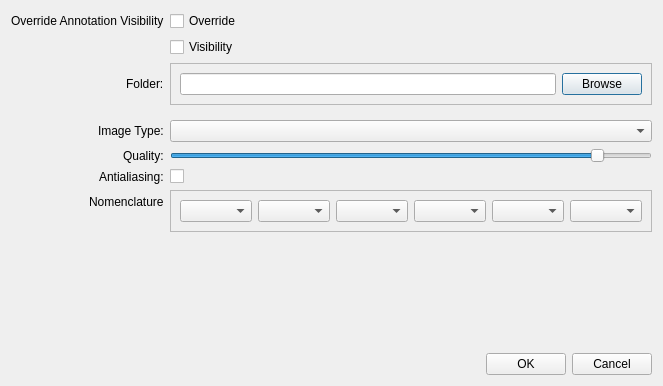
Above: qt_ui/DialogScreenshotExport.ui from FilmColors/VIAN before the change. Below: the same form after it.
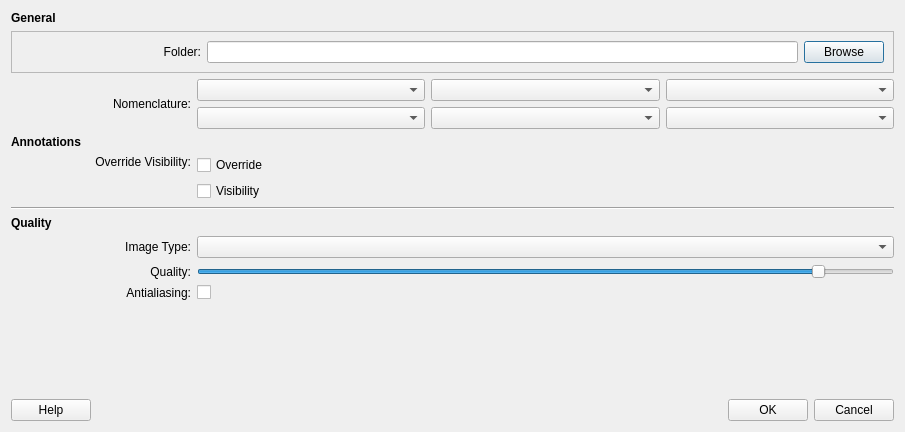
That is the form after the change.

Commit message: Dialogs Layout and Help Button

What changed in the file:
```diff
--- a/qt_ui/DialogScreenshotExport.ui
+++ b/qt_ui/DialogScreenshotExport.ui
@@ -6,8 +6,8 @@
    <rect>
     <x>0</x>
     <y>0</y>
-    <width>628</width>
-    <height>386</height>
+    <width>905</width>
+    <height>432</height>
    </rect>
   </property>
   <property name="windowTitle">
@@ -15,52 +15,15 @@
   </property>
   <layout class="QVBoxLayout" name="verticalLayout">
    <item>
-    <layout class="QFormLayout" name="formLayout">
-     <property name="labelAlignment">
-      <set>Qt::AlignRight|Qt::AlignTrailing|Qt::AlignVCenter</set>
-     </property>
-     <item row="0" column="0">
-      <widget class="QLabel" name="overrideAnnotationVisibilityLabel">
-       <property name="text">
-        <string>Override Annotation Visibility</string>
-       </property>
-      </widget>
-     </item>
-     <item row="0" column="1">
-      <widget class="QCheckBox" name="checkBox_OverrideV">
-       <property name="text">
-        <string>Override</string>
-       </property>
-      </widget>
-     </item>
-     <item row="1" column="0">
+    <layout class="QVBoxLayout" name="verticalLayout_2">
+     <item>
       <widget class="QLabel" name="label">
        <property name="text">
-        <string/>
+        <string>&lt;b&gt;General</string>
        </property>
       </widget>
      </item>
-     <item row="1" column="1">
-      <widget class="QCheckBox" name="checkBox_Visibility">
-       <property name="text">
-        <string>Visibility</string>
-       </property>
-      </widget>
-     </item>
-     <item row="2" column="0">
-      <widget class="QLabel" name="label_2">
-       <property name="sizePolicy">
-        <sizepolicy hsizetype="Preferred" vsizetype="Expanding">
-         <horstretch>0</horstretch>
-         <verstretch>0</verstretch>
-        </sizepolicy>
-       </property>
-       <property name="text">
-        <string>Folder:</string>
-       </property>
-      </widget>
-     </item>
-     <item row="2" column="1">
+     <item>
       <widget class="QFrame" name="frame">
        <property name="frameShape">
         <enum>QFrame::StyledPanel</enum>
@@ -70,7 +33,36 @@
        </property>
        <layout class="QHBoxLayout" name="horizontalLayout_2">
         <item>
-         <widget class="QLineEdit" name="lineEdit_Folder"/>
+         <widget class="QLabel" name="label_2">
+          <property name="sizePolicy">
+           <sizepolicy hsizetype="Preferred" vsizetype="Fixed">
+            <horstretch>0</horstretch>
+            <verstretch>0</verstretch>
+           </sizepolicy>
+          </property>
+          <property name="minimumSize">
+           <size>
+            <width>180</width>
+            <height>0</height>
+           </size>
+          </property>
+          <property name="text">
+           <string>Folder:</string>
+          </property>
+          <property name="alignment">
+           <set>Qt::AlignRight|Qt::AlignTrailing|Qt::AlignVCenter</set>
+          </property>
+         </widget>
+        </item>
+        <item>
+         <widget class="QLineEdit" name="lineEdit_Folder">
+          <property name="sizePolicy">
+           <sizepolicy hsizetype="Expanding" vsizetype="Fixed">
+            <horstretch>0</horstretch>
+            <verstretch>0</verstretch>
+           </sizepolicy>
+          </property>
+         </widget>
         </item>
         <item>
          <widget class="QPushButton" name="btn_Browse">
@@ -82,93 +74,270 @@
        </layout>
       </widget>
      </item>
-     <item row="3" column="0">
+     <item>
+      <layout class="QHBoxLayout" name="horizontalLayout_8">
+       <item>
+        <widget class="QLabel" name="label_3">
+         <property name="minimumSize">
+          <size>
+           <width>180</width>
+           <height>0</height>
+          </size>
+         </property>
+         <property name="text">
+          <string>Nomenclature:</string>
+         </property>
+         <property name="alignment">
+          <set>Qt::AlignRight|Qt::AlignTrailing|Qt::AlignVCenter</set>
+         </property>
+        </widget>
+       </item>
+       <item>
+        <layout class="QVBoxLayout" name="verticalLayout_4">
+         <item>
+          <layout class="QHBoxLayout" name="horizontalLayout_9">
+           <item>
+            <widget class="QComboBox" name="cB_Naming1">
+             <property name="sizePolicy">
+              <sizepolicy hsizetype="Expanding" vsizetype="Fixed">
+               <horstretch>0</horstretch>
+               <verstretch>0</verstretch>
+              </sizepolicy>
+             </property>
+            </widget>
+           </item>
+           <item>
+            <widget class="QComboBox" name="cB_Naming2">
+             <property name="sizePolicy">
+              <sizepolicy hsizetype="Expanding" vsizetype="Fixed">
+               <horstretch>0</horstretch>
+               <verstretch>0</verstretch>
+              </sizepolicy>
+             </property>
+            </widget>
+           </item>
+           <item>
+            <widget class="QComboBox" name="cB_Naming3">
+             <property name="sizePolicy">
+              <sizepolicy hsizetype="Expanding" vsizetype="Fixed">
+               <horstretch>0</horstretch>
+               <verstretch>0</verstretch>
+              </sizepolicy>
+             </property>
+            </widget>
+           </item>
+          </layout>
+         </item>
+         <item>
+          <layout class="QHBoxLayout" name="horizontalLayout_10">
+           <item>
+            <widget class="QComboBox" name="cB_Naming4">
+             <property name="sizePolicy">
+              <sizepolicy hsizetype="Expanding" vsizetype="Fixed">
+               <horstretch>0</horstretch>
+               <verstretch>0</verstretch>
+              </sizepolicy>
+             </property>
+            </widget>
+           </item>
+           <item>
+            <widget class="QComboBox" name="cB_Naming5">
+             <property name="sizePolicy">
+              <sizepolicy hsizetype="Expanding" vsizetype="Fixed">
+               <horstretch>0</horstretch>
+               <verstretch>0</verstretch>
+              </sizepolicy>
+             </property>
+            </widget>
+           </item>
+           <item>
+            <widget class="QComboBox" name="cB_Naming6">
+             <property name="sizePolicy">
+              <sizepolicy hsizetype="Expanding" vsizetype="Fixed">
+               <horstretch>0</horstretch>
+               <verstretch>0</verstretch>
+              </sizepolicy>
+             </property>
+            </widget>
+           </item>
+          </layout>
+         </item>
+        </layout>
+       </item>
+      </layout>
+     </item>
+     <item>
+      <widget class="QLabel" name="label_5">
+       <property name="text">
+        <string>&lt;b&gt;Annotations</string>
+       </property>
+      </widget>
+     </item>
+     <item>
+      <layout class="QHBoxLayout" name="horizontalLayout_4">
+       <item>
+        <widget class="QLabel" name="overrideAnnotationVisibilityLabel">
+         <property name="minimumSize">
+          <size>
+           <width>180</width>
+           <height>0</height>
+          </size>
+         </property>
+         <property name="text">
+          <string>&lt;html&gt;&lt;head/&gt;&lt;body&gt;&lt;p&gt;Override Visibility:&lt;/p&gt;&lt;/body&gt;&lt;/html&gt;</string>
+         </property>
+         <property name="alignment">
+          <set>Qt::AlignRight|Qt::AlignTop|Qt::AlignTrailing</set>
+         </property>
+        </widget>
+       </item>
+       <item>
+        <layout class="QVBoxLayout" name="verticalLayout_3">
+         <item>
+          <widget class="QCheckBox" name="checkBox_OverrideV">
+           <property name="sizePolicy">
+            <sizepolicy hsizetype="Expanding" vsizetype="Fixed">
+             <horstretch>0</horstretch>
+             <verstretch>0</verstretch>
+            </sizepolicy>
+           </property>
+           <property name="text">
+            <string>Override</string>
+           </property>
+          </widget>
+         </item>
+         <item>
+          <widget class="QCheckBox" name="checkBox_Visibility">
+           <property name="sizePolicy">
+            <sizepolicy hsizetype="Expanding" vsizetype="Fixed">
+             <horstretch>0</horstretch>
+             <verstretch>0</verstretch>
+            </sizepolicy>
+           </property>
+           <property name="text">
+            <string>Visibility</string>
+           </property>
+          </widget>
+         </item>
+        </layout>
+       </item>
+      </layout>
+     </item>
+     <item>
       <widget class="Line" name="line">
        <property name="orientation">
         <enum>Qt::Horizontal</enum>
        </property>
       </widget>
      </item>
-     <item row="4" column="0">
-      <widget class="QLabel" name="imageFormatLabel">
+     <item>
+      <widget class="QLabel" name="label_6">
        <property name="text">
-        <string>Image Type:</string>
+        <string>&lt;b&gt;Quality</string>
        </property>
       </widget>
      </item>
-     <item row="4" column="1">
-      <widget class="QComboBox" name="cB_ImageFormat"/>
+     <item>
+      <layout class="QHBoxLayout" name="horizontalLayout_5">
+       <item>
+        <widget class="QLabel" name="imageFormatLabel">
+         <property name="minimumSize">
+          <size>
+           <width>180</width>
+           <height>0</height>
+          </size>
+         </property>
+         <property name="text">
+          <string>Image Type:</string>
+         </property>
+         <property name="alignment">
+          <set>Qt::AlignRight|Qt::AlignTrailing|Qt::AlignVCenter</set>
+         </property>
+        </widget>
+       </item>
+       <item>
+        <widget class="QComboBox" name="cB_ImageFormat">
+         <property name="sizePolicy">
+          <sizepolicy hsizetype="Expanding" vsizetype="Fixed">
+           <horstretch>0</horstretch>
+           <verstretch>0</verstretch>
+          </sizepolicy>
+         </property>
+        </widget>
+       </item>
+      </layout>
      </item>
-     <item row="5" column="0">
-      <widget class="QLabel" name="qualityLabel">
-       <property name="text">
-        <string>Quality:</string>
-       </property>
-      </widget>
+     <item>
+      <layout class="QHBoxLayout" name="horizontalLayout_6">
+       <item>
+        <widget class="QLabel" name="qualityLabel">
+         <property name="minimumSize">
+          <size>
+           <width>180</width>
+           <height>0</height>
+          </size>
+         </property>
+         <property name="text">
+          <string>Quality:</string>
+         </property>
+         <property name="alignment">
+          <set>Qt::AlignRight|Qt::AlignTrailing|Qt::AlignVCenter</set>
+         </property>
+        </widget>
+       </item>
+       <item>
+        <widget class="QSlider" name="QualitySlider">
+         <property name="sizePolicy">
+          <sizepolicy hsizetype="Expanding" vsizetype="Fixed">
+           <horstretch>0</horstretch>
+           <verstretch>0</verstretch>
+          </sizepolicy>
+         </property>
+         <property name="maximum">
+          <number>100</number>
+         </property>
+         <property name="value">
+          <number>90</number>
+         </property>
+         <property name="orientation">
+          <enum>Qt::Horizontal</enum>
+         </property>
+        </widget>
+       </item>
+      </layout>
      </item>
-     <item row="5" column="1">
-      <widget class="QSlider" name="QualitySlider">
-       <property name="maximum">
-        <number>100</number>
-       </property>
-       <property name="value">
-        <number>90</number>
-       </property>
-       <property name="orientation">
-        <enum>Qt::Horizontal</enum>
-       </property>
-      </widget>
-     </item>
-     <item row="7" column="1">
-      <widget class="QFrame" name="frame_naming_convention">
-       <property name="frameShape">
-        <enum>QFrame::StyledPanel</enum>
-       </property>
-       <property name="frameShadow">
-        <enum>QFrame::Raised</enum>
-       </property>
-       <layout class="QHBoxLayout" name="horizontalLayout_3">
-        <item>
-         <widget class="QComboBox" name="cB_Naming1"/>
-        </item>
-        <item>
-         <widget class="QComboBox" name="cB_Naming2"/>
-        </item>
-        <item>
-         <widget class="QComboBox" name="cB_Naming3"/>
-        </item>
-        <item>
-         <widget class="QComboBox" name="cB_Naming4"/>
-        </item>
-        <item>
-         <widget class="QComboBox" name="cB_Naming5"/>
-        </item>
-        <item>
-         <widget class="QComboBox" name="cB_Naming6"/>
-        </item>
-       </layout>
-      </widget>
-     </item>
-     <item row="7" column="0">
-      <widget class="QLabel" name="label_3">
-       <property name="text">
-        <string>Nomenclature</string>
-       </property>
-      </widget>
-     </item>
-     <item row="6" column="0">
-      <widget class="QLabel" name="label_4">
-       <property name="text">
-        <string>Antialiasing:</string>
-       </property>
-      </widget>
-     </item>
-     <item row="6" column="1">
-      <widget class="QCheckBox" name="checkBox_Antialiasing">
-       <property name="text">
-        <string/>
-       </property>
-      </widget>
+     <item>
+      <layout class="QHBoxLayout" name="horizontalLayout_7">
+       <item>
+        <widget class="QLabel" name="label_4">
+         <property name="minimumSize">
+          <size>
+           <width>180</width>
+           <height>0</height>
+          </size>
+         </property>
+         <property name="text">
+          <string>Antialiasing:</string>
+         </property>
+         <property name="alignment">
+          <set>Qt::AlignRight|Qt::AlignTrailing|Qt::AlignVCenter</set>
+         </property>
+        </widget>
+       </item>
+       <item>
+        <widget class="QCheckBox" name="checkBox_Antialiasing">
+         <property name="sizePolicy">
+          <sizepolicy hsizetype="Expanding" vsizetype="Fixed">
+           <horstretch>0</horstretch>
+           <verstretch>0</verstretch>
+          </sizepolicy>
+         </property>
+         <property name="text">
+          <string/>
+         </property>
+        </widget>
+       </item>
+      </layout>
      </item>
     </layout>
    </item>
@@ -177,6 +346,9 @@
      <property name="orientation">
       <enum>Qt::Vertical</enum>
      </property>
+     <property name="sizeType">
+      <enum>QSizePolicy::Expanding</enum>
+     </property>
      <property name="sizeHint" stdset="0">
       <size>
        <width>20</width>
@@ -187,11 +359,21 @@
    </item>
    <item>
     <layout class="QHBoxLayout" name="horizontalLayout">
+     <item>
+      <widget class="QPushButton" name="btn_Help">
+       <property name="text">
+        <string>Help</string>
+       </property>
+      </widget>
+     </item>
      <item>
       <spacer name="horizontalSpacer">
        <property name="orientation">
         <enum>Qt::Horizontal</enum>
        </property>
+       <property name="sizeType">
+        <enum>QSizePolicy::Expanding</enum>
+       </property>
        <property name="sizeHint" stdset="0">
         <size>
          <width>40</width>
@@ -202,6 +384,12 @@
      </item>
      <item>
       <widget class="QPushButton" name="btn_OK">
+       <property name="minimumSize">
+        <size>
+         <width>50</width>
+         <height>0</height>
+        </size>
+       </property>
        <property name="text">
         <string>OK</string>
        </property>
@@ -209,6 +397,12 @@
      </item>
      <item>
       <widget class="QPushButton" name="btn_Cancel">
+       <property name="minimumSize">
+        <size>
+         <width>50</width>
+         <height>0</height>
+        </size>
+       </property>
        <property name="text">
         <string>Cancel</string>
        </property>
```
The commit also changes 17 other files.
